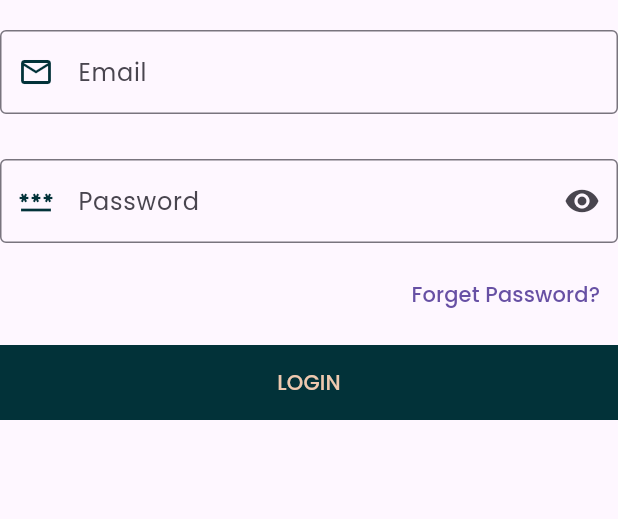
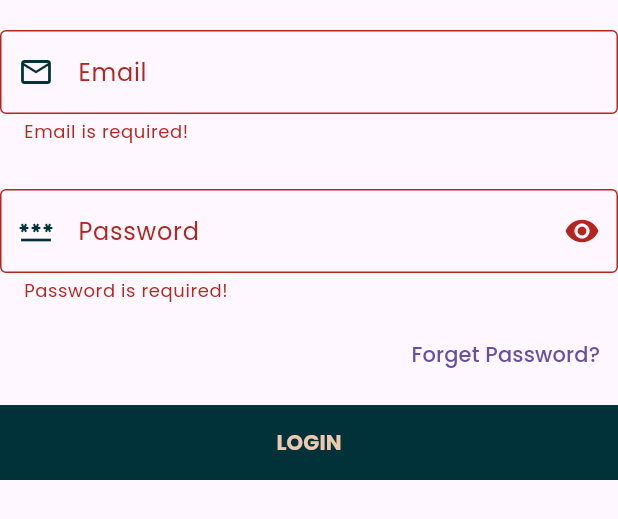
Before and after one commit to salmamuzam/AaliyahsCollectionStore, a Flutter app: the LoginForm widget shown alone on an empty page, opened directly, after a tap on "LOGIN", on a phone screen of 412 x 824 dp. Shown: the top 519 px of the screen. Run offline on Flutter 3.47's test engine with Material 3 defaults, Android fonts, the phone set to English and light mode, and no system bars; our stand-ins replace google_fonts.

Commit message:
Added Validation for Login Page

```diff
--- a/lib/main.dart
+++ b/lib/main.dart
@@ -1,6 +1,6 @@
-import 'package:aaliyahs_collection_estore/bottom_nav.dart';
 import 'package:aaliyahs_collection_estore/provider/cart_provider.dart';
 import 'package:aaliyahs_collection_estore/provider/favorite_provider.dart';
+import 'package:aaliyahs_collection_estore/src/features/authentication/screens/welcome/welcome_screen.dart';
 import 'package:aaliyahs_collection_estore/utils/theme/theme.dart';
 import 'package:flutter/material.dart';
 import 'package:google_fonts/google_fonts.dart';
@@ -34,7 +34,7 @@ ChangeNotifierProvider(create: (_) => FavoriteProvider()),
         AaliyahAppTheme.darkTheme.textTheme,
       ),
     ),
-    home: BottomNavBar(),
+    home: WelcomeScreen(),
   )
 
   );
--- a/lib/src/features/authentication/screens/login/login_screen.dart
+++ b/lib/src/features/authentication/screens/login/login_screen.dart
@@ -22,7 +22,7 @@ class LoginScreen extends StatelessWidget {
                 // Section 01
                 LoginHeaderWidget(size: size),
                 // Section 02
-                const LoginForm(),
+                LoginForm(),
                 // Section 03
                 LoginFooterWidget(),
               ],
--- a/lib/src/features/authentication/screens/login/widgets/login_form_widget.dart
+++ b/lib/src/features/authentication/screens/login/widgets/login_form_widget.dart
@@ -1,40 +1,68 @@
+import 'package:aaliyahs_collection_estore/bottom_nav.dart';
 import 'package:aaliyahs_collection_estore/src/constants/sizes.dart';
 import 'package:aaliyahs_collection_estore/src/constants/text_strings.dart';
+import 'package:aaliyahs_collection_estore/utils/validators/validator.dart';
 import 'package:flutter/material.dart';
 
-class LoginForm extends StatelessWidget {
-  const LoginForm({super.key});
+class LoginForm extends StatefulWidget {
+  LoginForm({super.key});
+
+  @override
+  _LoginFormState createState() => _LoginFormState();
+}
+
+class _LoginFormState extends State<LoginForm> {
+  final _formKey = GlobalKey<FormState>();
+
+  final TextEditingController _emailController = TextEditingController();
+  final TextEditingController _passwordController = TextEditingController();
+
+  bool _obscurePassword = true;
 
   @override
   Widget build(BuildContext context) {
     return Form(
+      key: _formKey,
       child: Container(
         padding: EdgeInsets.symmetric(vertical: AaliyahFormHeight - 10),
         child: Column(
           crossAxisAlignment: CrossAxisAlignment.start,
           children: [
             TextFormField(
-              decoration: const InputDecoration(
+              decoration: InputDecoration(
                 prefixIcon: Icon(Icons.email_outlined),
                 labelText: AaliyahEmail,
                 hintText: AaliyahEmail,
                 border: OutlineInputBorder(),
               ),
+              controller: _emailController,
+              validator: AaliyahValidator.validateEmail,
             ),
             const SizedBox(height: AaliyahFormHeight),
             TextFormField(
-              decoration: const InputDecoration(
+              decoration: InputDecoration(
                 prefixIcon: Icon(Icons.password_outlined),
                 labelText: AaliyahPassword,
                 hintText: AaliyahPassword,
                 border: OutlineInputBorder(),
                 suffixIcon: IconButton(
-                  onPressed: null,
-                  icon: Icon(Icons.remove_red_eye_sharp),
+                  onPressed: () {
+                    setState(() {
+                      _obscurePassword = !_obscurePassword;
+                    });
+                  },
+                  icon: Icon(
+                    _obscurePassword
+                        ? Icons.remove_red_eye_sharp
+                        : Icons.visibility_off_outlined,
+                  ),
                 ),
               ),
+              controller: _passwordController,
+              obscureText: _obscurePassword,
+              validator: AaliyahValidator.validatePassword,
             ),
-            const SizedBox(height: AaliyahFormHeight - 20,),
+            const SizedBox(height: AaliyahFormHeight - 20),
             Align(
               alignment: Alignment.centerRight,
               child: TextButton(
@@ -42,12 +70,24 @@ class LoginForm extends StatelessWidget {
                 child: Text(AaliyahForgetPassword),
               ),
             ),
-            const SizedBox(height: AaliyahFormHeight - 20,),
+            const SizedBox(height: AaliyahFormHeight - 20),
             SizedBox(
               width: double.infinity,
               child: ElevatedButton(
-                onPressed: () {},
-                child: Text(AaliyahLogin.toUpperCase()),
+                onPressed: () {
+                  if (_formKey.currentState!.validate()) {
+                    Navigator.pushReplacement(
+                      context,
+                      MaterialPageRoute(
+                        builder: (context) => const BottomNavBar(),
+                      ),
+                    );
+                  }
+                },
+                child: Text(
+                  AaliyahLogin.toUpperCase(),
+                  style: TextStyle(fontWeight: FontWeight.bold),
+                ),
               ),
             ),
           ],
--- a/lib/utils/theme/widget_themes/text_field_theme.dart
+++ b/lib/utils/theme/widget_themes/text_field_theme.dart
@@ -8,20 +8,20 @@ class AaliyahTextFormFieldTheme {
 
   static InputDecorationTheme lightInputDecorationTheme =
       InputDecorationTheme(
-        border: OutlineInputBorder(borderRadius: BorderRadius.circular(100)),
+        border: OutlineInputBorder(),
         prefixIconColor: AaliyahPrimaryColor,
         floatingLabelStyle: TextStyle(color: AaliyahPrimaryColor),
-        focusedBorder: OutlineInputBorder( borderRadius: BorderRadius.circular(100),
+        focusedBorder: OutlineInputBorder(
           borderSide: BorderSide(width: 2, color: AaliyahPrimaryColor),
         ),
       );
 
   static InputDecorationTheme darkInputDecorationTheme =
       InputDecorationTheme(
-        border: OutlineInputBorder(borderRadius: BorderRadius.circular(100)),
+        border: OutlineInputBorder(),
         prefixIconColor: AaliyahSecondaryColor,
         floatingLabelStyle: TextStyle(color: AaliyahSecondaryColor),
-        focusedBorder: OutlineInputBorder(borderRadius: BorderRadius.circular(100),
+        focusedBorder: OutlineInputBorder(
           borderSide: BorderSide(width: 2, color: AaliyahSecondaryColor),
         ),
       );
--- a/pubspec.yaml
+++ b/pubspec.yaml
@@ -31,6 +31,10 @@ dependencies:
   flutter:
     sdk: flutter
   provider: ^6.1.5+1
+
+
+
+
 
 
   # The following adds the Cupertino Icons font to your application.
@@ -72,6 +76,7 @@ flutter:
     - assets/images/products/dresses/
     - assets/images/banners/
     - assets/icons/
+    - assets/logos/
     - assets/images/profile/
 
 
```
Also changed, not shown: lib/bottom_nav.dart (+1 -7 lines), lib/src/features/authentication/screens/login/widgets/login_footer_widget.dart (+9 -2 lines), lib/src/features/authentication/screens/welcome/welcome_screen.dart (+21 -4 lines), lib/src/features/core/screens/product/product_screen.dart (deleted, +0 -10 lines), assets/logos/tealLogo.png (added), assets/logos/whiteLogo.png (added), pubspec.lock.
